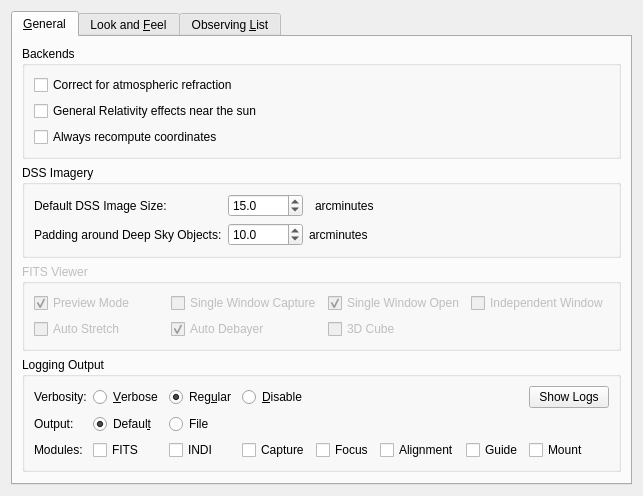
Before: the Qt Designer form kstars/options/opsadvanced.ui in KDE/kstars, drawn with Qt 5.
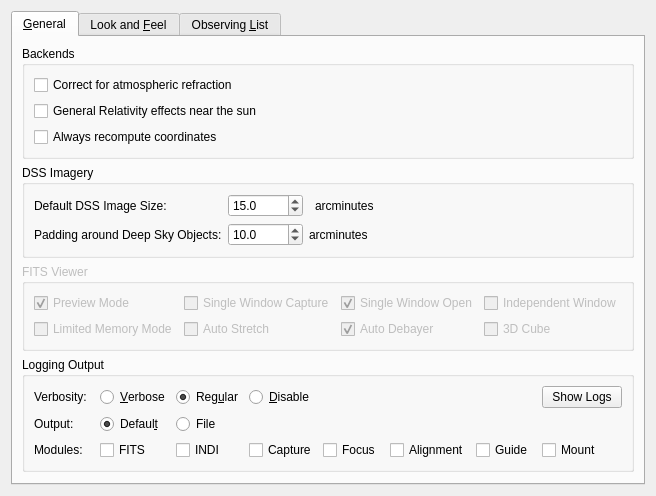
After: the same form once the commit is applied. Custom widgets are drawn as their Qt base class.

Commit message: Add Limited Memory Mode in FITSViewer where it turns off memory-intensive operations if desired. It also limited zoom in to 100% to reduce memory foot print

```diff
--- a/kstars/options/opsadvanced.ui
+++ b/kstars/options/opsadvanced.ui
@@ -6,7 +6,7 @@
    <rect>
     <x>0</x>
     <y>0</y>
-    <width>584</width>
+    <width>591</width>
     <height>418</height>
    </rect>
   </property>
@@ -233,6 +233,16 @@
            </widget>
           </item>
           <item row="1" column="0">
+           <widget class="QCheckBox" name="kcfg_LimitedMemoryMode">
+            <property name="toolTip">
+             <string>&lt;html&gt;&lt;head/&gt;&lt;body&gt;&lt;p&gt;Enable limited memory mode to turn off any memory-intensive operations. This mode is mostly useful on embedded devices with limited memory.&lt;/p&gt;&lt;/body&gt;&lt;/html&gt;</string>
+            </property>
+            <property name="text">
+             <string>Limited Memory Mode</string>
+            </property>
+           </widget>
+          </item>
+          <item row="1" column="1">
            <widget class="QCheckBox" name="kcfg_AutoStretch">
             <property name="toolTip">
              <string>Always apply auto stretch to images in FITS Viewer</string>
@@ -242,7 +252,7 @@
             </property>
            </widget>
           </item>
-          <item row="1" column="1">
+          <item row="1" column="2">
            <widget class="QCheckBox" name="kcfg_autoDebayerFITS">
             <property name="toolTip">
              <string>Automatically debayer captured image if it contains a bayer pattern</string>
@@ -255,7 +265,7 @@
             </property>
            </widget>
           </item>
-          <item row="1" column="2">
+          <item row="1" column="3">
            <widget class="QCheckBox" name="kcfg_auto3DCube">
             <property name="toolTip">
              <string>Process 3D (RGB) FITS images. If unchecked, only first channel is processed.</string>
```
The commit also changes 4 other files.
